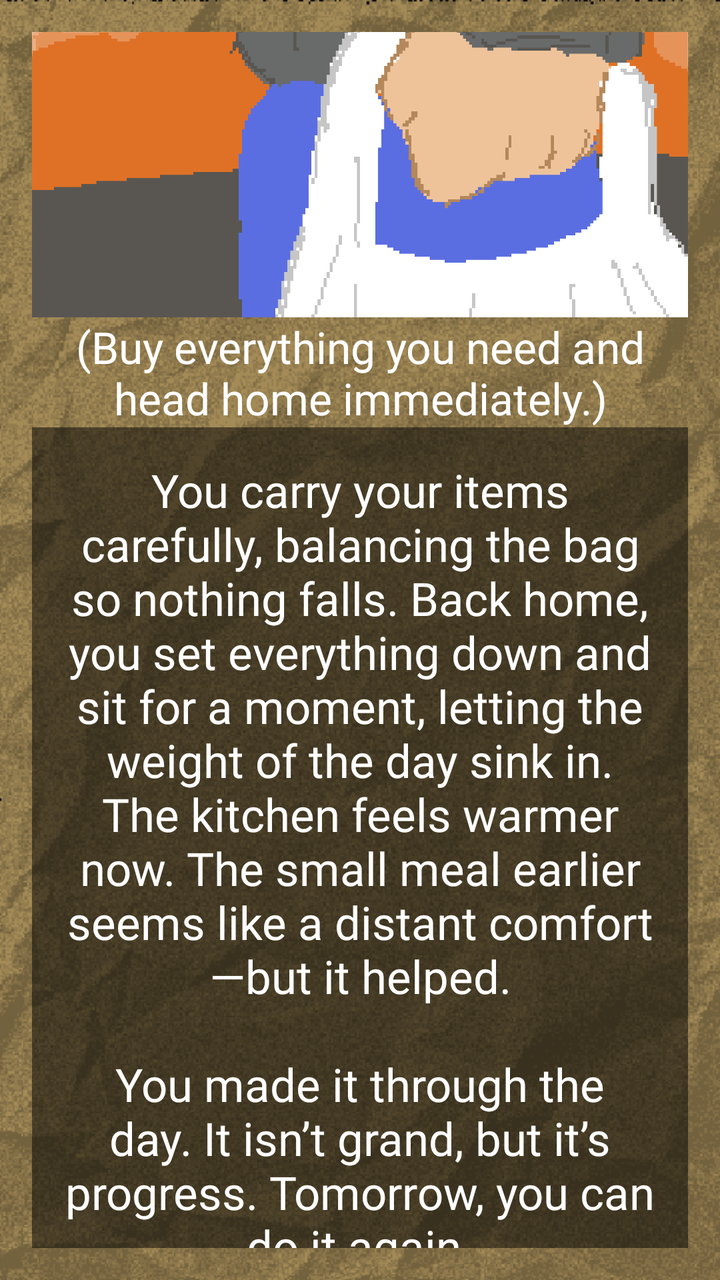
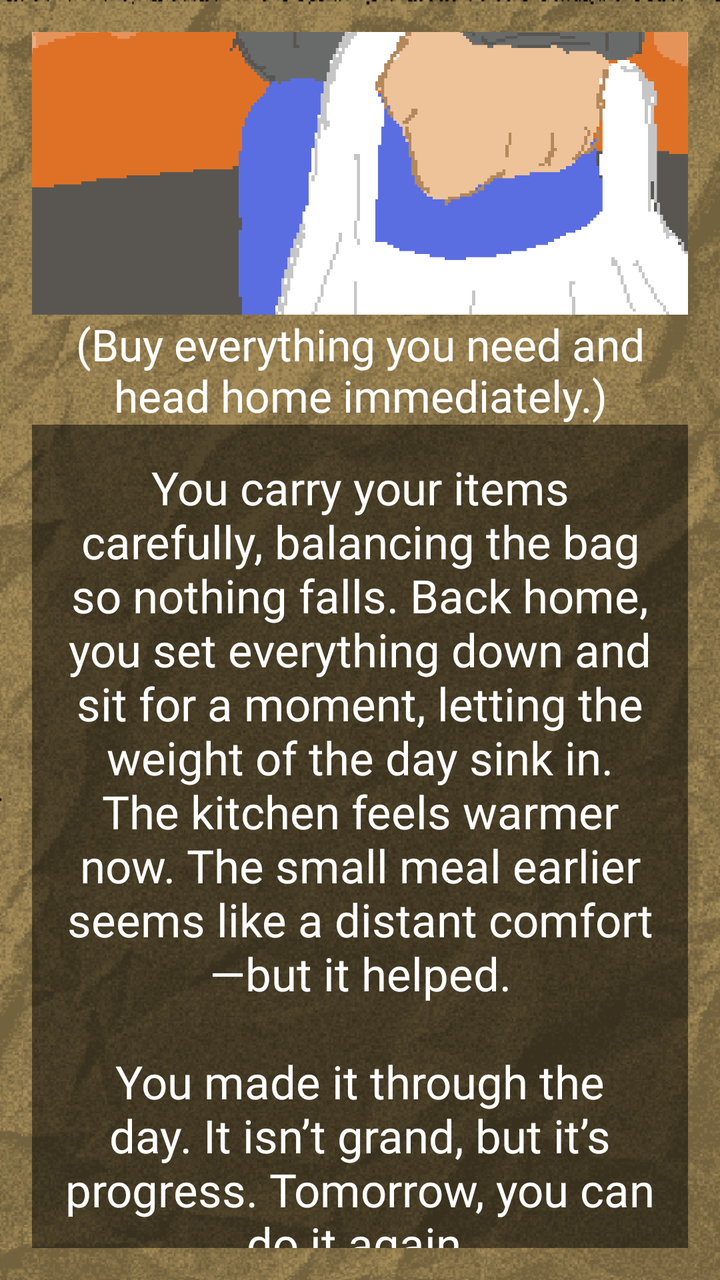

Screens rendered from an Android XML layout before and after an edit, with the pre-edit source and the edit as a unified diff.
<!-- AndroidManifest.xml: application theme Theme.ChoiceQuest -->
<!-- res/layout/activity_page2_2_1_1_1.xml -->
<?xml version="1.0" encoding="utf-8"?>
<LinearLayout xmlns:android="http://schemas.android.com/apk/res/android"
    xmlns:app="http://schemas.android.com/apk/res-auto"
    xmlns:tools="http://schemas.android.com/tools"
    android:layout_width="match_parent"
    android:layout_height="match_parent"
    android:id="@+id/page2_2_1_1_1"
    android:background="@drawable/papertexture_"
    android:backgroundTint="#f8e7c2"
    android:backgroundTintMode="multiply"
    android:gravity="center"
    android:orientation="vertical"
    android:padding="16dp"
    tools:context=".Page2_2_1_1_1">

    <View
        android:layout_width="match_parent"
        android:layout_height="0dp"
        android:layout_weight="1"/>

    <ImageView
        android:id="@+id/imageView"
        android:layout_width="412dp"
        android:layout_height="250dp"
        android:src="@drawable/page2_2_1_1_1"/>

    <View
        android:layout_width="match_parent"
        android:layout_height="1dp"
        android:layout_weight="0.1"/>

    <TextView
        android:layout_width="match_parent"
        android:layout_height="55dp"
        android:gravity="center"
        android:fontFamily="@font/pixelspace"
        android:textSize="22sp"
        android:text="(Buy everything you need and head home immediately.)"
        android:textColor="@color/white"/>

    <View
        android:layout_width="match_parent"
        android:layout_height="1dp"
        android:layout_weight="3"/>

    <TextView
        android:layout_width="match_parent"
        android:layout_height="wrap_content"
        android:id="@+id/tv_page2_2_1_1_1"
        android:fontFamily="@font/pixelgame_font"
        android:gravity="center"
        android:padding="16dp"
        android:background="#80000000"
        android:text="You carry your items carefully, balancing the bag so nothing falls.
Back home, you set everything down and sit for a moment, letting the weight of the day sink in.
The kitchen feels warmer now. The small meal earlier seems like a distant comfort—but it helped.\n\nYou made it through the day. It isn’t grand, but it’s progress. Tomorrow, you can do it again."
        android:textColor="@color/white"
        android:textSize="23sp"
        android:layout_marginBottom="16dp"/>

    <View
        android:layout_width="match_parent"
        android:layout_height="1dp"
        android:layout_weight="0.5"/>

    <Button
        android:id="@+id/btnLeaveTell"
        android:layout_width="410dp"
        android:layout_height="45dp"
        android:layout_marginBottom="16dp"
        android:background="@android:color/transparent"
        android:fontFamily="@font/quest_font"
        android:text="Go Back to Title Page"
        android:textSize="12sp"
        android:onClick="title31"/>

    <View
        android:layout_width="match_parent"
        android:layout_height="1dp"
        android:layout_weight="1"/>

</LinearLayout>
<!-- resources referenced by this layout -->
<resources>
  <color name="white">#FFFFFF</color>
  <!-- drawable page2_2_1_1_1: png bitmap (drawable, 25857 bytes) -->
  <!-- drawable papertexture_: png bitmap (drawable, 156948 bytes) -->
  <style name="Theme.ChoiceQuest" parent="Base.Theme.ChoiceQuest" />
  <style name="Base.Theme.ChoiceQuest" parent="Theme.Material3.DayNight.NoActionBar">
          
          
      </style>
</resources>

<!-- the commit's change to res/layout/activity_page2_2_1_1_1.xml (unified diff, before → after) -->
@@ -65,13 +65,13 @@ The kitchen feels warmer now. The small meal earlier seems like a distant comfor
 
     <Button
         android:id="@+id/btnLeaveTell"
-        android:layout_width="410dp"
-        android:layout_height="45dp"
+        android:layout_width="match_parent"
+        android:layout_height="wrap_content"
         android:layout_marginBottom="16dp"
-        android:background="@android:color/transparent"
-        android:fontFamily="@font/quest_font"
+        android:textSize="10sp"
+        android:textColor="@color/white"
+        android:backgroundTint="@color/cardview_dark_background"        android:fontFamily="@font/quest_font"
         android:text="Go Back to Title Page"
-        android:textSize="12sp"
         android:onClick="title31"/>
 
     <View
